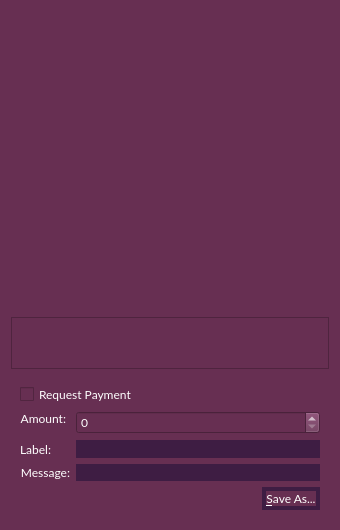
Before: the Qt Designer form src/qt/forms/qrcodedialog.ui in talkcoin/talkcoin-wallet, drawn with Qt 5.
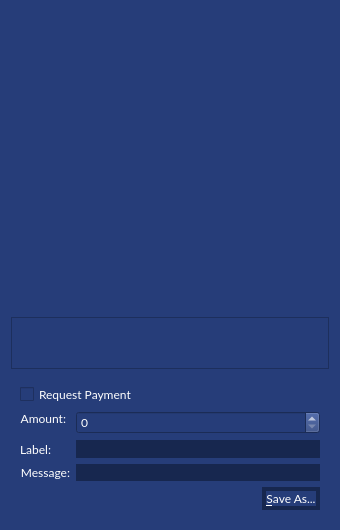
After: the same form once the commit is applied. Custom widgets are drawn as their Qt base class.

What changed in the file:
```diff
--- a/src/qt/forms/qrcodedialog.ui
+++ b/src/qt/forms/qrcodedialog.ui
@@ -20,7 +20,7 @@
    <string>QR Code Dialog</string>
   </property>
   <property name="styleSheet">
-   <string notr="true">background-color: rgb(103, 47, 82);
+   <string notr="true">background-color: rgb(38, 61, 121);
 color: rgb(255, 255, 255);</string>
   </property>
   <layout class="QVBoxLayout" name="verticalLayout_3">
@@ -151,7 +151,7 @@
           </property>
           <property name="styleSheet">
            <string notr="true">QLineEdit{
-background-color: rgb(62,29,67);
+background-color: rgb(23, 39, 79);
 }
 QToolTip {
      color: white;
@@ -201,7 +201,7 @@
           <property name="styleSheet">
            <string notr="true">QLineEdit
 {
-background-color: rgb(62,29,67);
+background-color: rgb(23, 39, 79);
 }
 
 
@@ -267,7 +267,7 @@
           </property>
           <property name="styleSheet">
            <string notr="true">TalkcoinAmountField{
-border-color: rgb(62,29,67);}
+border-color: rgb(23, 39, 79);}
 
 QToolTip {
      color: white;
@@ -304,7 +304,7 @@
            <string notr="true">QPushButton{
 border: 4px solid;
 border-radius: 13px;
-border-color: rgb(62,29,67);}
+border-color: rgb(23, 39, 79);}
 QToolTip {
      color: white;
      font-size:9pt;font-family:'Lato';
```
Left out of the diff: 36 changed lines with no effect on the pictures.
